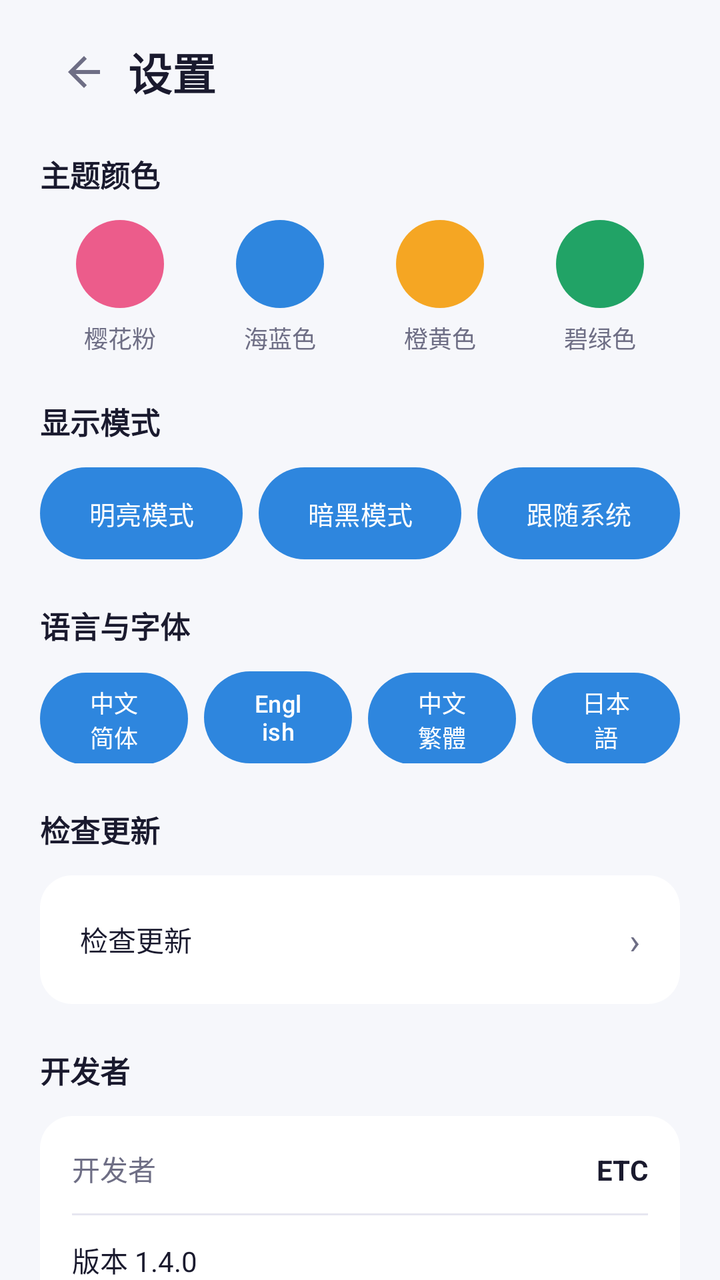
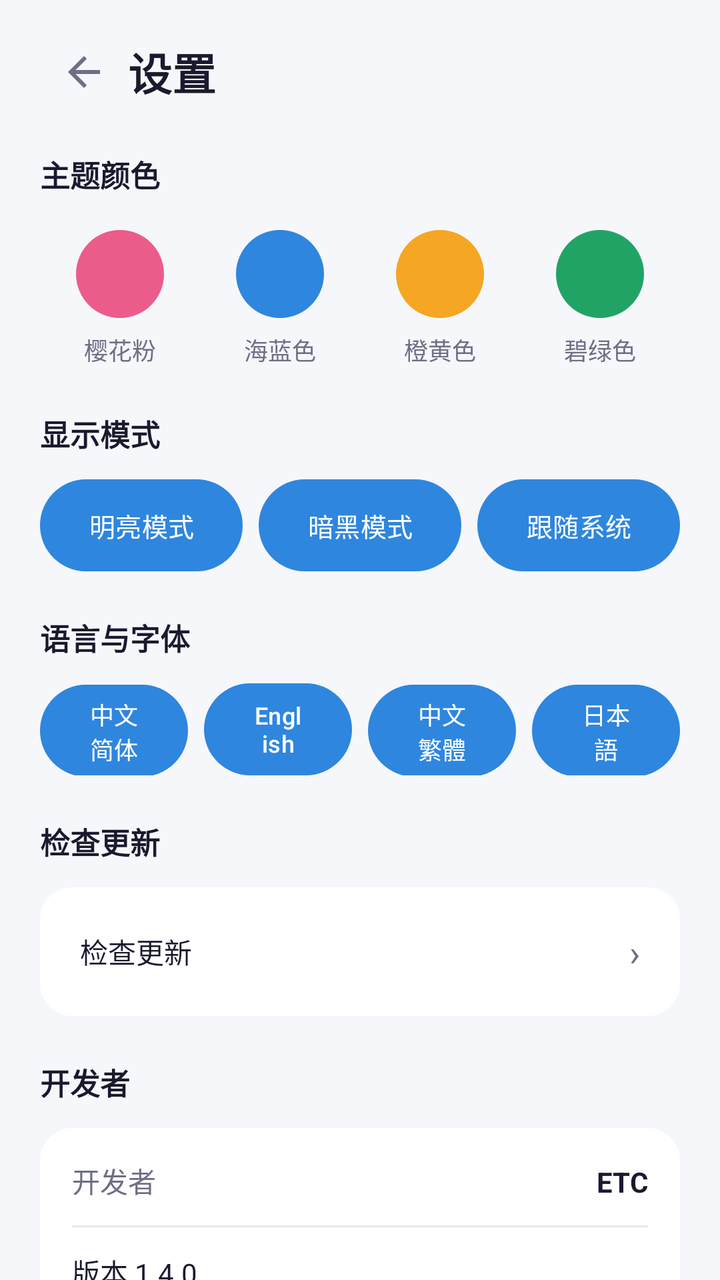

Compare the two renders of this Android layout. The source of the first and the diff that turns it into the second are given below.
<!-- AndroidManifest.xml: application theme Theme.ETCAS -->
<!-- res/layout/activity_settings.xml -->
<?xml version="1.0" encoding="utf-8"?>
<ScrollView xmlns:android="http://schemas.android.com/apk/res/android"
    xmlns:app="http://schemas.android.com/apk/res-auto"
    android:layout_width="match_parent"
    android:layout_height="match_parent"
    android:background="@color/bg"
    android:fillViewport="true"
    android:scrollbars="none">

    <LinearLayout
        android:layout_width="match_parent"
        android:layout_height="wrap_content"
        android:orientation="vertical"
        android:paddingLeft="20dp"
        android:paddingRight="20dp"
        android:paddingBottom="28dp">

        <LinearLayout
            android:layout_width="match_parent"
            android:layout_height="wrap_content"
            android:layout_marginTop="14dp"
            android:gravity="center_vertical"
            android:orientation="horizontal">
            <ImageButton
                android:id="@+id/btn_back"
                android:layout_width="44dp"
                android:layout_height="44dp"
                android:background="?attr/selectableItemBackgroundBorderless"
                android:contentDescription="@string/back"
                android:padding="10dp"
                android:src="@drawable/ic_back" />
            <TextView
                android:layout_width="wrap_content"
                android:layout_height="wrap_content"
                android:text="@string/settings_title"
                android:textColor="@color/text_primary"
                android:textSize="22sp"
                android:textStyle="bold" />
        </LinearLayout>

        <TextView
            style="@style/ETCAS.TextAppearance.Section"
            android:layout_width="wrap_content"
            android:layout_height="wrap_content"
            android:layout_marginTop="18dp"
            android:text="@string/settings_theme" />

        <LinearLayout
            android:layout_width="match_parent"
            android:layout_height="wrap_content"
            android:layout_marginTop="12dp"
            android:orientation="horizontal">

            <LinearLayout
                android:layout_width="0dp"
                android:layout_height="wrap_content"
                android:layout_weight="1"
                android:gravity="center"
                android:orientation="vertical">
                <View
                    android:id="@+id/theme_sakura"
                    android:layout_width="44dp"
                    android:layout_height="44dp"
                    android:background="@drawable/bg_theme_sakura"
                    android:tag="theme_circle" />
                <TextView
                    android:layout_width="wrap_content"
                    android:layout_height="wrap_content"
                    android:layout_marginTop="6dp"
                    android:text="@string/theme_sakura"
                    android:textColor="@color/text_secondary"
                    android:textSize="12sp" />
            </LinearLayout>

            <LinearLayout
                android:layout_width="0dp"
                android:layout_height="wrap_content"
                android:layout_weight="1"
                android:gravity="center"
                android:orientation="vertical">
                <View
                    android:id="@+id/theme_sea"
                    android:layout_width="44dp"
                    android:layout_height="44dp"
                    android:background="@drawable/bg_theme_sea"
                    android:tag="theme_circle" />
                <TextView
                    android:layout_width="wrap_content"
                    android:layout_height="wrap_content"
                    android:layout_marginTop="6dp"
                    android:text="@string/theme_sea"
                    android:textColor="@color/text_secondary"
                    android:textSize="12sp" />
            </LinearLayout>

            <LinearLayout
                android:layout_width="0dp"
                android:layout_height="wrap_content"
                android:layout_weight="1"
                android:gravity="center"
                android:orientation="vertical">
                <View
                    android:id="@+id/theme_orange"
                    android:layout_width="44dp"
                    android:layout_height="44dp"
                    android:background="@drawable/bg_theme_orange"
                    android:tag="theme_circle" />
                <TextView
                    android:layout_width="wrap_content"
                    android:layout_height="wrap_content"
                    android:layout_marginTop="6dp"
                    android:text="@string/theme_orange"
                    android:textColor="@color/text_secondary"
                    android:textSize="12sp" />
            </LinearLayout>

            <LinearLayout
                android:layout_width="0dp"
                android:layout_height="wrap_content"
                android:layout_weight="1"
                android:gravity="center"
                android:orientation="vertical">
                <View
                    android:id="@+id/theme_emerald"
                    android:layout_width="44dp"
                    android:layout_height="44dp"
                    android:background="@drawable/bg_theme_emerald"
                    android:tag="theme_circle" />
                <TextView
                    android:layout_width="wrap_content"
                    android:layout_height="wrap_content"
                    android:layout_marginTop="6dp"
                    android:text="@string/theme_emerald"
                    android:textColor="@color/text_secondary"
                    android:textSize="12sp" />
            </LinearLayout>
        </LinearLayout>

        <TextView
            style="@style/ETCAS.TextAppearance.Section"
            android:layout_width="wrap_content"
            android:layout_height="wrap_content"
            android:layout_marginTop="22dp"
            android:text="@string/settings_mode" />

        <LinearLayout
            android:layout_width="match_parent"
            android:layout_height="wrap_content"
            android:layout_marginTop="12dp"
            android:orientation="horizontal">

            <com.google.android.material.button.MaterialButton
                android:id="@+id/chip_mode_light"
                android:layout_width="0dp"
                android:layout_height="46dp"
                android:layout_marginRight="8dp"
                android:layout_weight="1"
                android:insetTop="0dp"
                android:insetBottom="0dp"
                android:tag="chip"
                android:text="@string/mode_light"
                android:textSize="13sp" />

            <com.google.android.material.button.MaterialButton
                android:id="@+id/chip_mode_dark"
                android:layout_width="0dp"
                android:layout_height="46dp"
                android:layout_marginRight="8dp"
                android:layout_weight="1"
                android:insetTop="0dp"
                android:insetBottom="0dp"
                android:tag="chip"
                android:text="@string/mode_dark"
                android:textSize="13sp" />

            <com.google.android.material.button.MaterialButton
                android:id="@+id/chip_mode_system"
                android:layout_width="0dp"
                android:layout_height="46dp"
                android:layout_weight="1"
                android:insetTop="0dp"
                android:insetBottom="0dp"
                android:tag="chip"
                android:text="@string/mode_system"
                android:textSize="13sp" />
        </LinearLayout>

        <TextView
            style="@style/ETCAS.TextAppearance.Section"
            android:layout_width="wrap_content"
            android:layout_height="wrap_content"
            android:layout_marginTop="22dp"
            android:text="@string/settings_font" />

        <LinearLayout
            android:layout_width="match_parent"
            android:layout_height="wrap_content"
            android:layout_marginTop="12dp"
            android:orientation="horizontal">

            <com.google.android.material.button.MaterialButton
                android:id="@+id/chip_font_sc"
                android:layout_width="0dp"
                android:layout_height="46dp"
                android:layout_marginRight="8dp"
                android:layout_weight="1"
                android:insetTop="0dp"
                android:insetBottom="0dp"
                android:tag="chip"
                android:text="@string/font_sc"
                android:textSize="12sp" />

            <com.google.android.material.button.MaterialButton
                android:id="@+id/chip_font_en"
                android:layout_width="0dp"
                android:layout_height="46dp"
                android:layout_marginRight="8dp"
                android:layout_weight="1"
                android:insetTop="0dp"
                android:insetBottom="0dp"
                android:tag="chip"
                android:text="@string/font_en"
                android:textSize="12sp" />

            <com.google.android.material.button.MaterialButton
                android:id="@+id/chip_font_tc"
                android:layout_width="0dp"
                android:layout_height="46dp"
                android:layout_marginRight="8dp"
                android:layout_weight="1"
                android:insetTop="0dp"
                android:insetBottom="0dp"
                android:tag="chip"
                android:text="@string/font_tc"
                android:textSize="12sp" />

            <com.google.android.material.button.MaterialButton
                android:id="@+id/chip_font_jp"
                android:layout_width="0dp"
                android:layout_height="46dp"
                android:layout_weight="1"
                android:insetTop="0dp"
                android:insetBottom="0dp"
                android:tag="chip"
                android:text="@string/font_jp"
                android:textSize="12sp" />
        </LinearLayout>

        <TextView
            style="@style/ETCAS.TextAppearance.Section"
            android:layout_width="wrap_content"
            android:layout_height="wrap_content"
            android:layout_marginTop="22dp"
            android:text="@string/settings_update" />

        <LinearLayout
            android:id="@+id/panel_update"
            android:layout_width="match_parent"
            android:layout_height="wrap_content"
            android:layout_marginTop="12dp"
            android:background="@drawable/bg_panel"
            android:orientation="vertical"
            android:padding="16dp">

            <LinearLayout
                android:id="@+id/row_update"
                android:layout_width="match_parent"
                android:layout_height="wrap_content"
                android:background="?attr/selectableItemBackground"
                android:gravity="center_vertical"
                android:orientation="horizontal"
                android:padding="4dp">
                <TextView
                    android:layout_width="0dp"
                    android:layout_height="wrap_content"
                    android:layout_weight="1"
                    android:text="@string/settings_update"
                    android:textColor="@color/text_primary"
                    android:textSize="14sp" />
                <TextView
                    android:id="@+id/tv_update_state"
                    android:layout_width="wrap_content"
                    android:layout_height="wrap_content"
                    android:text=""
                    android:textColor="@color/text_secondary"
                    android:textSize="12sp" />
                <TextView
                    android:layout_width="wrap_content"
                    android:layout_height="wrap_content"
                    android:layout_marginLeft="6dp"
                    android:text="›"
                    android:textColor="@color/text_secondary"
                    android:textSize="18sp" />
            </LinearLayout>
        </LinearLayout>

        <TextView
            style="@style/ETCAS.TextAppearance.Section"
            android:layout_width="wrap_content"
            android:layout_height="wrap_content"
            android:layout_marginTop="22dp"
            android:text="@string/settings_dev" />

        <LinearLayout
            android:id="@+id/panel_dev"
            android:layout_width="match_parent"
            android:layout_height="wrap_content"
            android:layout_marginTop="12dp"
            android:background="@drawable/bg_panel"
            android:orientation="vertical"
            android:padding="16dp">

            <LinearLayout
                android:layout_width="match_parent"
                android:layout_height="wrap_content"
                android:orientation="horizontal">
                <TextView
                    android:layout_width="0dp"
                    android:layout_height="wrap_content"
                    android:layout_weight="1"
                    android:text="@string/dev_name_label"
                    android:textColor="@color/text_secondary"
                    android:textSize="14sp" />
                <TextView
                    android:layout_width="wrap_content"
                    android:layout_height="wrap_content"
                    android:text="@string/dev_name"
                    android:textColor="@color/text_primary"
                    android:textSize="14sp"
                    android:textStyle="bold" />
            </LinearLayout>

            <View
                android:layout_width="match_parent"
                android:layout_height="1dp"
                android:layout_marginTop="12dp"
                android:layout_marginBottom="12dp"
                android:background="@color/divider" />

            <LinearLayout
                android:layout_width="match_parent"
                android:layout_height="wrap_content"
                android:orientation="horizontal">
                <TextView
                    android:layout_width="0dp"
                    android:layout_height="wrap_content"
                    android:layout_weight="1"
                    android:text="@string/dev_version"
                    android:textColor="@color/text_primary"
                    android:textSize="14sp" />
            </LinearLayout>

            <LinearLayout
                android:layout_width="match_parent"
                android:layout_height="wrap_content"
                android:layout_marginTop="8dp"
                android:orientation="horizontal">
                <TextView
                    android:layout_width="0dp"
                    android:layout_height="wrap_content"
                    android:layout_weight="1"
                    android:text="@string/dev_package"
                    android:textColor="@color/text_primary"
                    android:textSize="14sp" />
            </LinearLayout>

            <LinearLayout
                android:id="@+id/row_license"
                android:layout_width="match_parent"
                android:layout_height="wrap_content"
                android:layout_marginTop="12dp"
                android:background="?attr/selectableItemBackground"
                android:gravity="center_vertical"
                android:orientation="horizontal"
                android:padding="4dp">
                <TextView
                    android:layout_width="0dp"
                    android:layout_height="wrap_content"
                    android:layout_weight="1"
                    android:text="@string/dev_license"
                    android:textColor="@color/text_primary"
                    android:textSize="14sp" />
                <TextView
                    android:layout_width="wrap_content"
                    android:layout_height="wrap_content"
                    android:text="›"
                    android:textColor="@color/text_secondary"
                    android:textSize="18sp" />
            </LinearLayout>
        </LinearLayout>
    </LinearLayout>
</ScrollView>
<!-- resources referenced by this layout -->
<resources>
  <color name="bg">#F6F7FB</color>
  <color name="divider">#E6E6F0</color>
  <color name="text_primary">#1A1A2E</color>
  <color name="text_secondary">#6E6E85</color>
  <!-- drawable bg_panel (drawable) -->
  <?xml version="1.0" encoding="utf-8"?>
  <shape xmlns:android="http://schemas.android.com/apk/res/android" android:shape="rectangle">
      <solid android:color="@color/surface" />
      <corners android:radius="16dp" />
  </shape>
  <!-- drawable bg_theme_emerald (drawable) -->
  <?xml version="1.0" encoding="utf-8"?>
  <shape xmlns:android="http://schemas.android.com/apk/res/android" android:shape="oval">
      <solid android:color="@color/accent_emerald" />
      <size android:width="44dp" android:height="44dp" />
  </shape>
  <!-- drawable bg_theme_orange (drawable) -->
  <?xml version="1.0" encoding="utf-8"?>
  <shape xmlns:android="http://schemas.android.com/apk/res/android" android:shape="oval">
      <solid android:color="@color/accent_orange" />
      <size android:width="44dp" android:height="44dp" />
  </shape>
  <!-- drawable bg_theme_sakura (drawable) -->
  <?xml version="1.0" encoding="utf-8"?>
  <shape xmlns:android="http://schemas.android.com/apk/res/android" android:shape="oval">
      <solid android:color="@color/accent_sakura" />
      <size android:width="44dp" android:height="44dp" />
  </shape>
  <!-- drawable bg_theme_sea (drawable) -->
  <?xml version="1.0" encoding="utf-8"?>
  <shape xmlns:android="http://schemas.android.com/apk/res/android" android:shape="oval">
      <solid android:color="@color/accent_sea" />
      <size android:width="44dp" android:height="44dp" />
  </shape>
  <!-- drawable ic_back (drawable) -->
  <?xml version="1.0" encoding="utf-8"?>
  <vector xmlns:android="http://schemas.android.com/apk/res/android"
      android:width="24dp" android:height="24dp"
      android:viewportWidth="24" android:viewportHeight="24"
      android:tint="?attr/colorControlNormal">
      <path android:fillColor="#FFFFFF"
          android:pathData="M20,11H7.83l5.59,-5.59L12,4l-8,8 8,8 1.41,-1.41L7.83,13H20v-2z"/>
  </vector>
  <string name="back">返回</string>
  <string name="dev_license">开源许可 MIT License</string>
  <string name="dev_name">ETC</string>
  <string name="dev_name_label">开发者</string>
  <string name="dev_package">包名 com.etc.cas</string>
  <string name="dev_version">版本 1.4.0</string>
  <string name="font_en">English</string>
  <string name="font_jp">日本語</string>
  <string name="font_sc">中文简体</string>
  <string name="font_tc">中文繁體</string>
  <string name="mode_dark">暗黑模式</string>
  <string name="mode_light">明亮模式</string>
  <string name="mode_system">跟随系统</string>
  <string name="settings_dev">开发者</string>
  <string name="settings_font">语言与字体</string>
  <string name="settings_mode">显示模式</string>
  <string name="settings_theme">主题颜色</string>
  <string name="settings_title">设置</string>
  <string name="settings_update">检查更新</string>
  <string name="theme_emerald">碧绿色</string>
  <string name="theme_orange">橙黄色</string>
  <string name="theme_sakura">樱花粉</string>
  <string name="theme_sea">海蓝色</string>
  <style name="ETCAS.TextAppearance.Section">
          <item name="android:textSize">15sp</item>
          <item name="android:textStyle">bold</item>
          <item name="android:textColor">@color/text_primary</item>
      </style>
  <color name="surface">#FFFFFF</color>
  <color name="accent_emerald">#21A366</color>
  <color name="accent_orange">#F5A623</color>
  <color name="accent_sakura">#EC5C8B</color>
  <color name="accent_sea">#2E86DE</color>
  <color name="status_bar">#F6F7FB</color>
  <color name="accent_sea_deep">#1B5FA8</color>
  <!-- unchanged entries left out for length: 1 -->
</resources>

<!-- the commit's change to res/layout/activity_settings.xml (unified diff, before → after) -->
@@ -57,16 +57,22 @@
                 android:layout_weight="1"
                 android:gravity="center"
                 android:orientation="vertical">
-                <View
-                    android:id="@+id/theme_sakura"
-                    android:layout_width="44dp"
-                    android:layout_height="44dp"
-                    android:background="@drawable/bg_theme_sakura"
-                    android:tag="theme_circle" />
-                <TextView
-                    android:layout_width="wrap_content"
-                    android:layout_height="wrap_content"
-                    android:layout_marginTop="6dp"
+                <FrameLayout
+                    android:id="@+id/theme_sakura_frame"
+                    android:layout_width="54dp"
+                    android:layout_height="54dp">
+                    <View
+                        android:id="@+id/theme_sakura"
+                        android:layout_width="44dp"
+                        android:layout_height="44dp"
+                        android:layout_gravity="center"
+                        android:background="@drawable/bg_theme_sakura"
+                        android:tag="theme_circle" />
+                </FrameLayout>
+                <TextView
+                    android:layout_width="wrap_content"
+                    android:layout_height="wrap_content"
+                    android:layout_marginTop="2dp"
                     android:text="@string/theme_sakura"
                     android:textColor="@color/text_secondary"
                     android:textSize="12sp" />
@@ -78,16 +84,22 @@
                 android:layout_weight="1"
                 android:gravity="center"
                 android:orientation="vertical">
-                <View
-                    android:id="@+id/theme_sea"
-                    android:layout_width="44dp"
-                    android:layout_height="44dp"
-                    android:background="@drawable/bg_theme_sea"
-                    android:tag="theme_circle" />
-                <TextView
-                    android:layout_width="wrap_content"
-                    android:layout_height="wrap_content"
-                    android:layout_marginTop="6dp"
+                <FrameLayout
+                    android:id="@+id/theme_sea_frame"
+                    android:layout_width="54dp"
+                    android:layout_height="54dp">
+                    <View
+                        android:id="@+id/theme_sea"
+                        android:layout_width="44dp"
+                        android:layout_height="44dp"
+                        android:layout_gravity="center"
+                        android:background="@drawable/bg_theme_sea"
+                        android:tag="theme_circle" />
+                </FrameLayout>
+                <TextView
+                    android:layout_width="wrap_content"
+                    android:layout_height="wrap_content"
+                    android:layout_marginTop="2dp"
                     android:text="@string/theme_sea"
                     android:textColor="@color/text_secondary"
                     android:textSize="12sp" />
@@ -99,16 +111,22 @@
                 android:layout_weight="1"
                 android:gravity="center"
                 android:orientation="vertical">
-                <View
-                    android:id="@+id/theme_orange"
-                    android:layout_width="44dp"
-                    android:layout_height="44dp"
-                    android:background="@drawable/bg_theme_orange"
-                    android:tag="theme_circle" />
-                <TextView
-                    android:layout_width="wrap_content"
-                    android:layout_height="wrap_content"
-                    android:layout_marginTop="6dp"
+                <FrameLayout
+                    android:id="@+id/theme_orange_frame"
+                    android:layout_width="54dp"
+                    android:layout_height="54dp">
+                    <View
+                        android:id="@+id/theme_orange"
+                        android:layout_width="44dp"
+                        android:layout_height="44dp"
+                        android:layout_gravity="center"
+                        android:background="@drawable/bg_theme_orange"
+                        android:tag="theme_circle" />
+                </FrameLayout>
+                <TextView
+                    android:layout_width="wrap_content"
+                    android:layout_height="wrap_content"
+                    android:layout_marginTop="2dp"
                     android:text="@string/theme_orange"
                     android:textColor="@color/text_secondary"
                     android:textSize="12sp" />
@@ -120,16 +138,22 @@
                 android:layout_weight="1"
                 android:gravity="center"
                 android:orientation="vertical">
-                <View
-                    android:id="@+id/theme_emerald"
-                    android:layout_width="44dp"
-                    android:layout_height="44dp"
-                    android:background="@drawable/bg_theme_emerald"
-                    android:tag="theme_circle" />
-                <TextView
-                    android:layout_width="wrap_content"
-                    android:layout_height="wrap_content"
-                    android:layout_marginTop="6dp"
+                <FrameLayout
+                    android:id="@+id/theme_emerald_frame"
+                    android:layout_width="54dp"
+                    android:layout_height="54dp">
+                    <View
+                        android:id="@+id/theme_emerald"
+                        android:layout_width="44dp"
+                        android:layout_height="44dp"
+                        android:layout_gravity="center"
+                        android:background="@drawable/bg_theme_emerald"
+                        android:tag="theme_circle" />
+                </FrameLayout>
+                <TextView
+                    android:layout_width="wrap_content"
+                    android:layout_height="wrap_content"
+                    android:layout_marginTop="2dp"
                     android:text="@string/theme_emerald"
                     android:textColor="@color/text_secondary"
                     android:textSize="12sp" />
